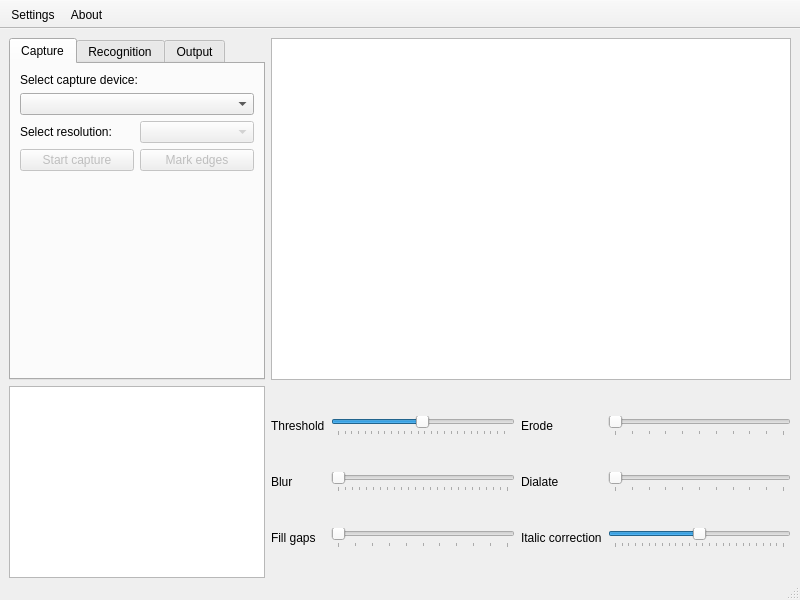
The window that scoreboardocr.ui (RenarsKokins/ScoreboardOCR) describes before a commit, drawn with Qt 5.
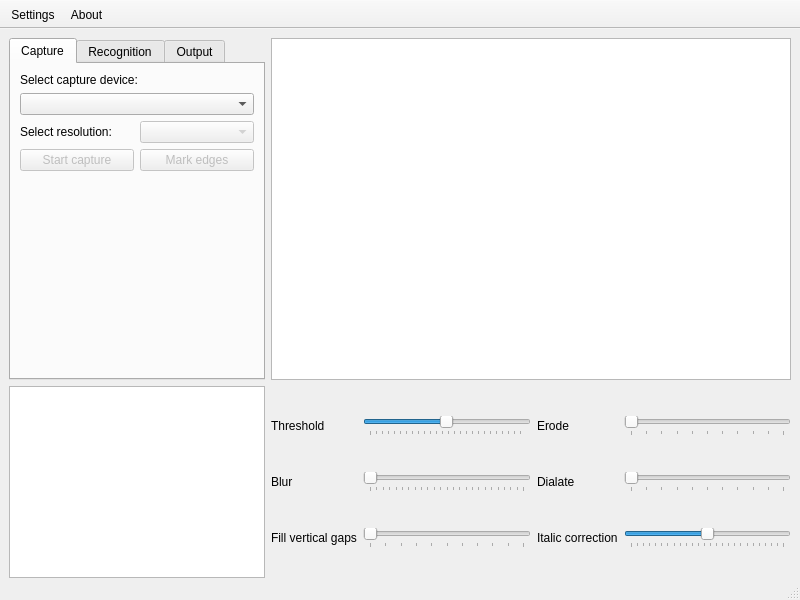
The same window after the commit. Icons and pictures are not drawn.

Patch:
```diff
--- a/scoreboardocr.ui
+++ b/scoreboardocr.ui
@@ -150,7 +150,7 @@
       <item row="2" column="0">
        <widget class="QLabel" name="label_6">
         <property name="text">
-         <string>Fill gaps</string>
+         <string>Fill vertical gaps</string>
         </property>
        </widget>
       </item>
```
